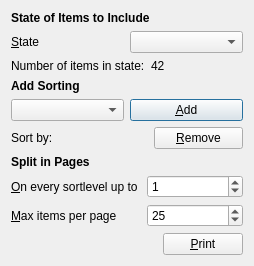
Before: the Qt Designer form printchecklistdialog.ui in RoskildeSkiklub/ssfh, drawn with Qt 5.
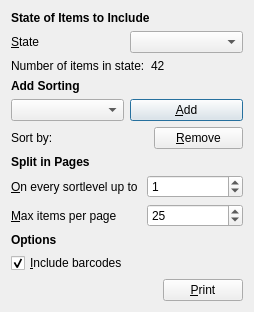
After: the same form once the commit is applied.

Commit message: Sort and split now appears to work

The edit to the form file:
```diff
--- a/printchecklistdialog.ui
+++ b/printchecklistdialog.ui
@@ -7,7 +7,7 @@
     <x>0</x>
     <y>0</y>
     <width>254</width>
-    <height>257</height>
+    <height>297</height>
    </rect>
   </property>
   <property name="sizePolicy">
@@ -192,6 +192,29 @@
     </layout>
    </item>
    <item row="8" column="0">
+    <widget class="QLabel" name="label_9">
+     <property name="font">
+      <font>
+       <weight>75</weight>
+       <bold>true</bold>
+      </font>
+     </property>
+     <property name="text">
+      <string>Options</string>
+     </property>
+    </widget>
+   </item>
+   <item row="9" column="0">
+    <widget class="QCheckBox" name="input_includeBarcodes_checkBox">
+     <property name="text">
+      <string>&amp;Include barcodes</string>
+     </property>
+     <property name="checked">
+      <bool>true</bool>
+     </property>
+    </widget>
+   </item>
+   <item row="10" column="0">
     <layout class="QHBoxLayout" name="horizontalLayout_5">
      <item>
       <spacer name="horizontalSpacer">
```
The commit also changes 1 other file.
